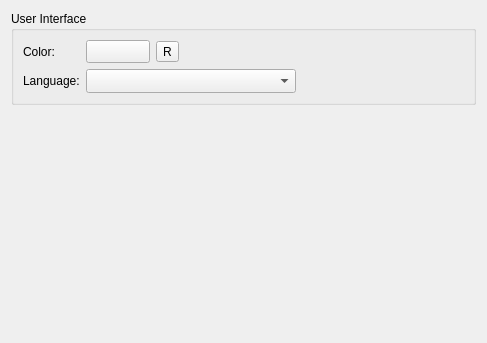
This is src/plugins/coreplugin/generalsettings.ui in andy-fillebrown/audiocarver as Qt 5 draws it before an edit. The edited form follows.
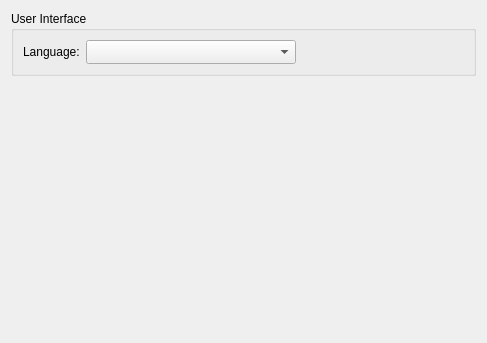
This is the edited form. Icons and pictures are not drawn. Custom widgets are drawn as their Qt base class.

```diff
--- a/src/plugins/coreplugin/generalsettings.ui
+++ b/src/plugins/coreplugin/generalsettings.ui
@@ -17,67 +17,7 @@
       <string>User Interface</string>
      </property>
      <layout class="QGridLayout" name="gridLayout_2">
-      <item row="0" column="0">
-       <widget class="QLabel" name="colorLabel">
-        <property name="text">
-         <string>Color:</string>
-        </property>
-        <property name="buddy">
-         <cstring>colorButton</cstring>
-        </property>
-       </widget>
-      </item>
-      <item row="0" column="1">
-       <layout class="QHBoxLayout" name="horizontalLayout">
-        <item>
-         <widget class="Utils::QtColorButton" name="colorButton">
-          <property name="sizePolicy">
-           <sizepolicy hsizetype="Preferred" vsizetype="Preferred">
-            <horstretch>0</horstretch>
-            <verstretch>0</verstretch>
-           </sizepolicy>
-          </property>
-          <property name="minimumSize">
-           <size>
-            <width>64</width>
-            <height>0</height>
-           </size>
-          </property>
-          <property name="alphaAllowed" stdset="0">
-           <bool>false</bool>
-          </property>
-         </widget>
-        </item>
-        <item>
-         <widget class="QToolButton" name="resetButton">
-          <property name="toolTip">
-           <string>Reset to default</string>
-          </property>
-          <property name="text">
-           <string>R</string>
-          </property>
-          <property name="icon">
-           <iconset resource="core.qrc">
-            <normaloff>:/core/images/reset.png</normaloff>:/core/images/reset.png</iconset>
-          </property>
-         </widget>
-        </item>
-        <item>
-         <spacer name="horizontalSpacer">
-          <property name="orientation">
-           <enum>Qt::Horizontal</enum>
-          </property>
-          <property name="sizeHint" stdset="0">
-           <size>
-            <width>285</width>
-            <height>20</height>
-           </size>
-          </property>
-         </spacer>
-        </item>
-       </layout>
-      </item>
-      <item row="2" column="1">
+      <item row="1" column="1">
        <layout class="QHBoxLayout" name="horizontalLayout_3">
         <item>
          <widget class="QComboBox" name="languageBox">
@@ -107,7 +47,7 @@
       <item row="3" column="1">
        <layout class="QHBoxLayout" name="horizontalLayout_6"/>
       </item>
-      <item row="2" column="0">
+      <item row="1" column="0">
        <widget class="QLabel" name="languageLabel">
         <property name="text">
          <string>Language:</string>
@@ -132,13 +72,6 @@
    </item>
   </layout>
  </widget>
- <customwidgets>
-  <customwidget>
-   <class>Utils::QtColorButton</class>
-   <extends>QToolButton</extends>
-   <header location="global">utils/qtcolorbutton.h</header>
-  </customwidget>
- </customwidgets>
  <tabstops>
   <tabstop>colorButton</tabstop>
   <tabstop>resetButton</tabstop>
```
Left out of the diff: 8 changed lines with no effect on the pictures.
